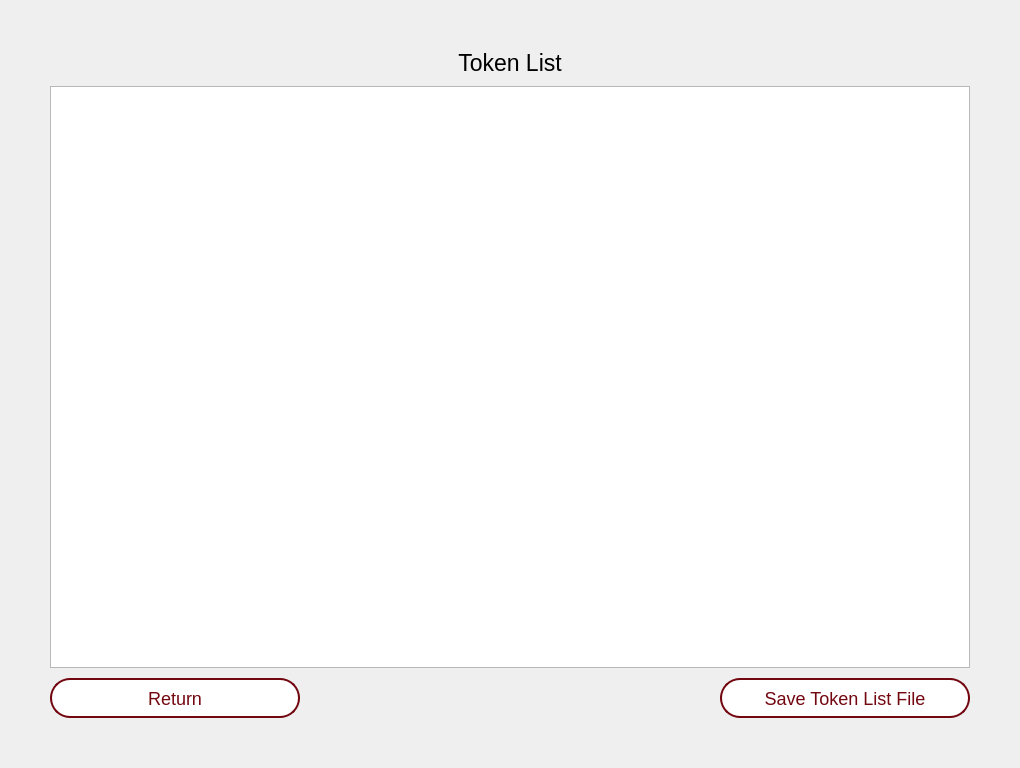
Henrique1803/Lexterminator, file src/ui/token.ui: the form before one commit.
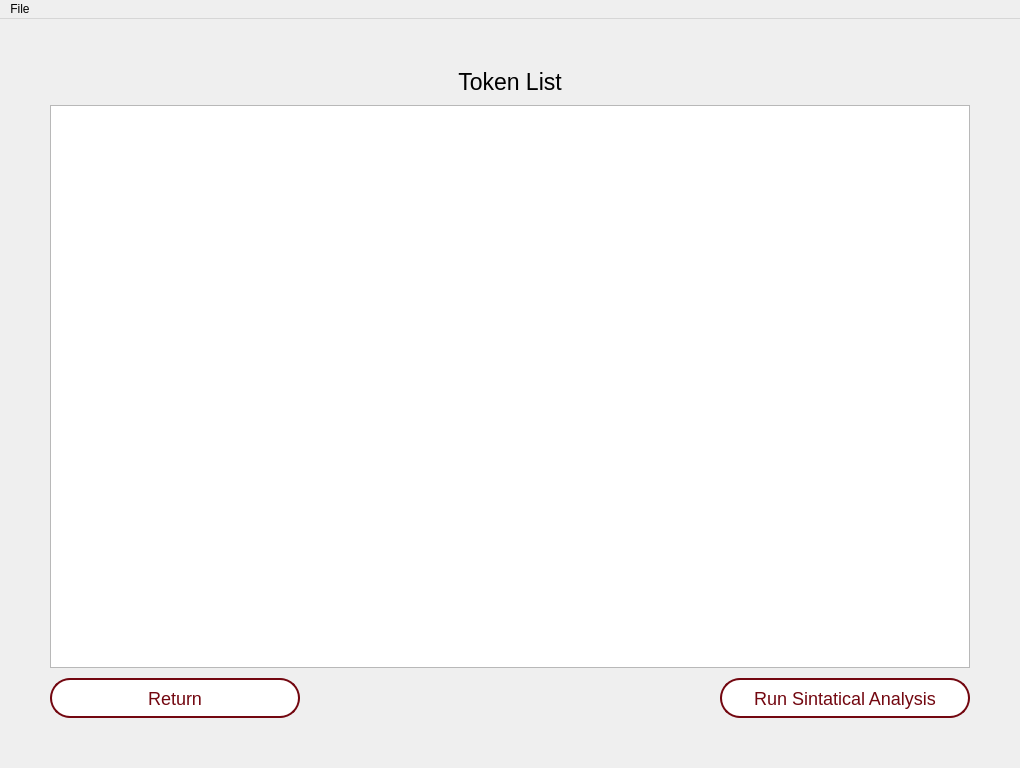
The form after the commit. Icons and pictures are not drawn.

Commit message: fix errors and finish parsing sintatical

```diff
--- a/src/ui/token.ui
+++ b/src/ui/token.ui
@@ -67,7 +67,20 @@
      </widget>
     </item>
     <item>
-     <widget class="QTableWidget" name="table"/>
+     <widget class="QTableWidget" name="table">
+      <attribute name="horizontalHeaderCascadingSectionResizes">
+       <bool>true</bool>
+      </attribute>
+      <attribute name="horizontalHeaderStretchLastSection">
+       <bool>false</bool>
+      </attribute>
+      <attribute name="verticalHeaderCascadingSectionResizes">
+       <bool>true</bool>
+      </attribute>
+      <attribute name="verticalHeaderStretchLastSection">
+       <bool>false</bool>
+      </attribute>
+     </widget>
     </item>
     <item>
      <widget class="QWidget" name="widget_2" native="true">
@@ -216,7 +229,7 @@
 }</string>
             </property>
             <property name="text">
-             <string>Save Token List File</string>
+             <string>Run Sintatical Analysis</string>
             </property>
            </widget>
           </item>
@@ -228,6 +241,24 @@
     </item>
    </layout>
   </widget>
+  <widget class="QMenuBar" name="menuBar">
+   <property name="geometry">
+    <rect>
+     <x>0</x>
+     <y>0</y>
+     <width>1020</width>
+     <height>22</height>
+    </rect>
+   </property>
+   <widget class="QMenu" name="menuSave">
+    <property name="title">
+     <string>File</string>
+    </property>
+    <addaction name="actionSave_Token_List_File"/>
+    <addaction name="actionCompile_New_File"/>
+   </widget>
+   <addaction name="menuSave"/>
+  </widget>
   <action name="actionOpen_file_to_recognize">
    <property name="text">
     <string>Open file to recognize</string>
```
Left out of the diff: 17 changed lines with no effect on the pictures. The commit also changes 31 other files.
